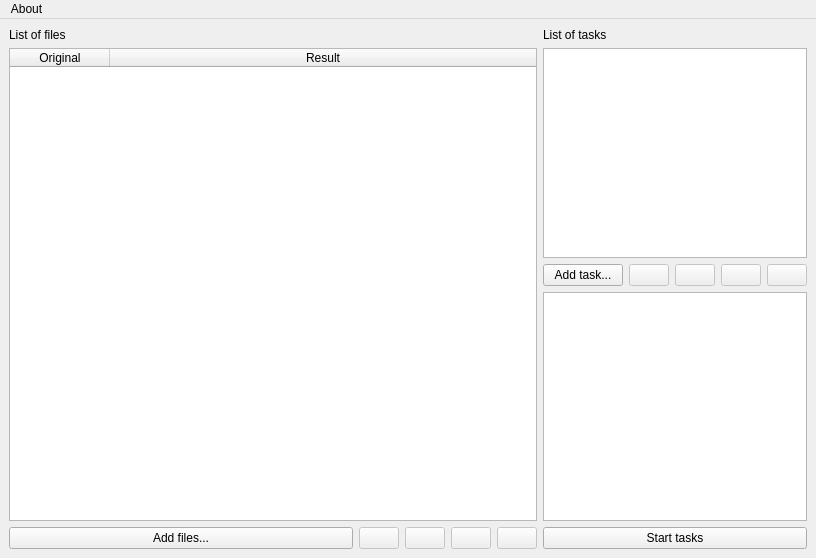
First picture: the form in src/windows/ImageUpscalerQt.ui, repository GRAPHENE9932/ImageUpscalerQt, before the edit.
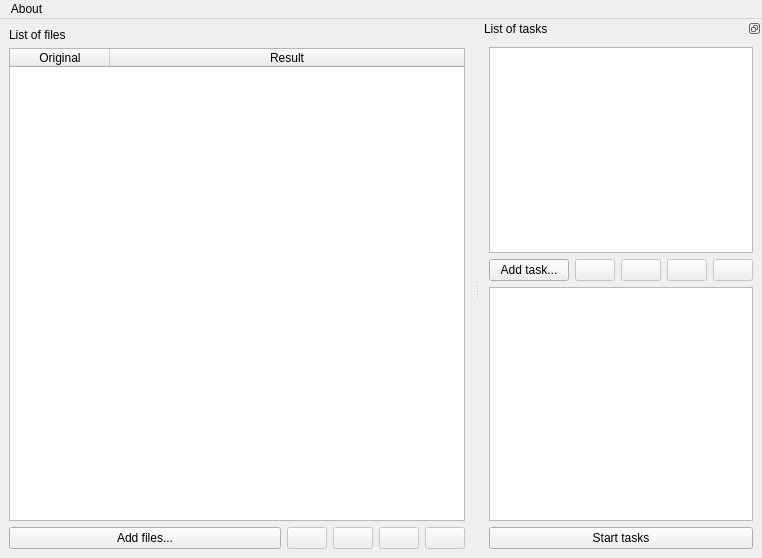
Second picture: the form after the edit. Icons and pictures are not drawn.

Commit message: Tasks list is now a separate dock.

The edit to the form file:
```diff
--- a/src/windows/ImageUpscalerQt.ui
+++ b/src/windows/ImageUpscalerQt.ui
@@ -6,7 +6,7 @@
    <rect>
     <x>0</x>
     <y>0</y>
-    <width>816</width>
+    <width>762</width>
     <height>558</height>
    </rect>
   </property>
@@ -21,7 +21,7 @@
    <property name="enabled">
     <bool>true</bool>
    </property>
-   <layout class="QHBoxLayout" name="horizontalLayout" stretch="1,0">
+   <layout class="QHBoxLayout" name="horizontalLayout" stretch="1">
     <item>
      <layout class="QVBoxLayout" name="file_list_layout">
       <item>
@@ -138,17 +138,54 @@
       </item>
      </layout>
     </item>
-    <item>
-     <layout class="QVBoxLayout" name="task_list_big_layout" stretch="1,1">
-      <item>
-       <layout class="QVBoxLayout" name="task_list_layout">
-        <item>
-         <widget class="QLabel" name="task_list_label">
-          <property name="text">
+   </layout>
+  </widget>
+  <widget class="QMenuBar" name="main_menu_bar">
+   <property name="geometry">
+    <rect>
+     <x>0</x>
+     <y>0</y>
+     <width>762</width>
+     <height>30</height>
+    </rect>
+   </property>
+   <widget class="QMenu" name="menu_about">
+    <property name="title">
+     <string>About</string>
+    </property>
+    <addaction name="action_about_program"/>
+    <addaction name="action_about_qt"/>
+   </widget>
+   <addaction name="menu_about"/>
+  </widget>
+  <widget class="QDockWidget" name="task_list_dock">
+   <property name="minimumSize">
+    <size>
+     <width>268</width>
+     <height>338</height>
+    </size>
+   </property>
+   <property name="floating">
+    <bool>false</bool>
+   </property>
+   <property name="features">
+    <set>QDockWidget::DockWidgetFloatable|QDockWidget::DockWidgetMovable</set>
+   </property>
+   <property name="allowedAreas">
+    <set>Qt::LeftDockWidgetArea|Qt::RightDockWidgetArea</set>
+   </property>
+   <property name="windowTitle">
            <string>List of tasks</string>
           </property>
-         </widget>
-        </item>
+   <attribute name="dockWidgetArea">
+    <number>2</number>
+   </attribute>
+   <widget class="QWidget" name="task_list_big_layout">
+    <layout class="QVBoxLayout" name="verticalLayout">
+     <item>
+      <layout class="QVBoxLayout" name="info_layout">
+       <item>
+        <layout class="QVBoxLayout" name="task_list_layout">
         <item>
          <widget class="QListWidget" name="task_list_widget"/>
         </item>
@@ -231,8 +268,6 @@
        </layout>
       </item>
       <item>
-       <layout class="QVBoxLayout" name="info_layout">
-        <item>
          <widget class="QPlainTextEdit" name="info_plain_text_edit">
           <property name="readOnly">
            <bool>true</bool>
@@ -258,26 +293,7 @@
        </layout>
       </item>
      </layout>
-    </item>
-   </layout>
-  </widget>
-  <widget class="QMenuBar" name="main_menu_bar">
-   <property name="geometry">
-    <rect>
-     <x>0</x>
-     <y>0</y>
-     <width>816</width>
-     <height>30</height>
-    </rect>
-   </property>
-   <widget class="QMenu" name="menu_about">
-    <property name="title">
-     <string>About</string>
-    </property>
-    <addaction name="action_about_program"/>
-    <addaction name="action_about_qt"/>
-   </widget>
-   <addaction name="menu_about"/>
+   </widget>
   </widget>
   <action name="action_about_qt">
    <property name="text">
```
Lines whose indentation alone changed are shown as unchanged.
